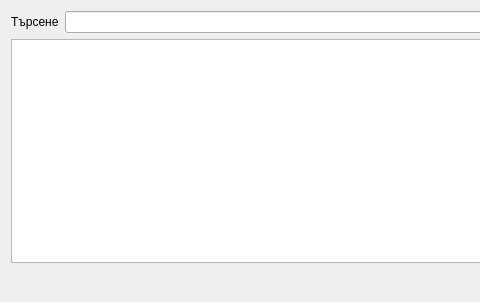
Old version of the form src/View/Widgets/TableViewDialog.ui in the repository thefinalcutbg/DinoDent; both pictures show x 0 to 480 and y 0 to 302 of the 851 by 302 pixel window.
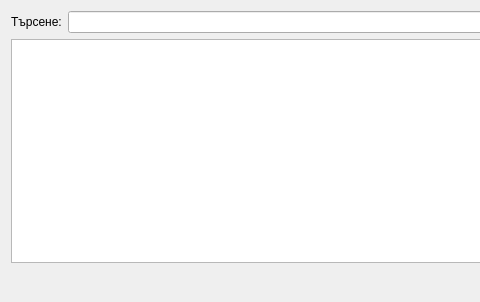
New version of the form.

Patch:
```diff
--- a/src/View/Widgets/TableViewDialog.ui
+++ b/src/View/Widgets/TableViewDialog.ui
@@ -30,7 +30,7 @@
      <item>
       <widget class="QLabel" name="label">
        <property name="text">
-        <string>Търсене</string>
+        <string>Търсене:</string>
        </property>
       </widget>
      </item>
```
Left out of the diff: 4 changed lines with no effect on the pictures.
